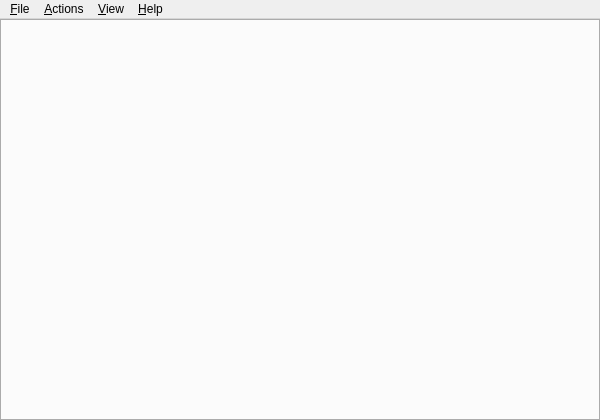
Before: the Qt Designer form src/forms/qterminal.ui in trollixx/quickterminal, drawn with Qt 5.
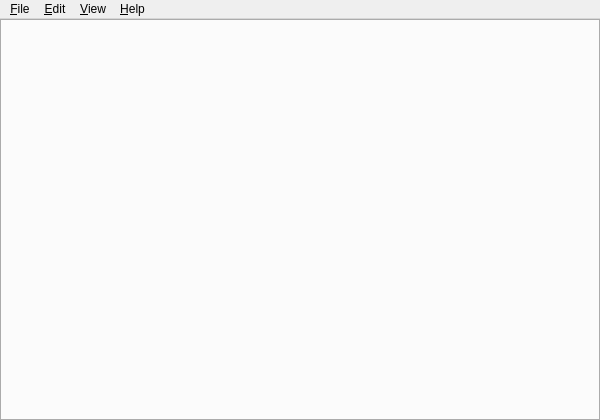
After: the same form once the commit is applied. Icons and pictures are not drawn. Custom widgets are drawn as their Qt base class.

Commit message:
Brand new ActionManager (no settings support yet)
And huge amount of other small changes, fixes and refactoring

The edit to the form file:
```diff
--- a/src/forms/qterminal.ui
+++ b/src/forms/qterminal.ui
@@ -63,7 +63,7 @@
      <height>19</height>
     </rect>
    </property>
-   <widget class="QMenu" name="menu_File">
+   <widget class="QMenu" name="fileMenu">
     <property name="title">
      <string>&amp;File</string>
     </property>
@@ -71,27 +71,27 @@
      <string/>
     </property>
    </widget>
-   <widget class="QMenu" name="menu_Actions">
-    <property name="title">
-     <string>&amp;Actions</string>
-    </property>
-   </widget>
-   <widget class="QMenu" name="menu_Help">
+   <widget class="QMenu" name="helpMenu">
     <property name="title">
      <string>&amp;Help</string>
     </property>
     <addaction name="actAbout"/>
     <addaction name="actAboutQt"/>
    </widget>
-   <widget class="QMenu" name="menu_View">
+   <widget class="QMenu" name="viewMenu">
     <property name="title">
      <string>&amp;View</string>
     </property>
    </widget>
-   <addaction name="menu_File"/>
-   <addaction name="menu_Actions"/>
-   <addaction name="menu_View"/>
-   <addaction name="menu_Help"/>
+   <widget class="QMenu" name="editMenu">
+    <property name="title">
+     <string>&amp;Edit</string>
+    </property>
+   </widget>
+   <addaction name="fileMenu"/>
+   <addaction name="editMenu"/>
+   <addaction name="viewMenu"/>
+   <addaction name="helpMenu"/>
   </widget>
   <action name="actAbout">
    <property name="text">
```
Left out of the diff: 36 changed lines with no effect on the pictures. The commit also changes 17 other files.
